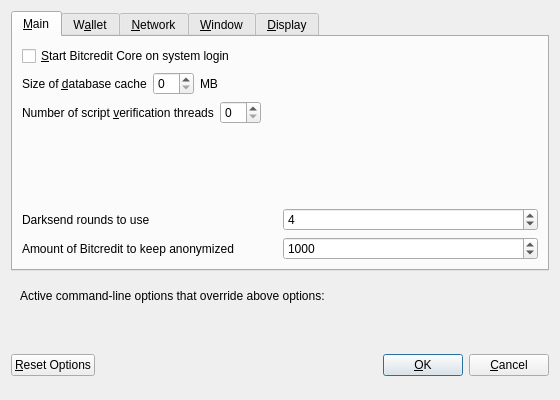
Old version of the form src/qt/forms/optionsdialog.ui in the repository thelonecrouton/bitcredit.
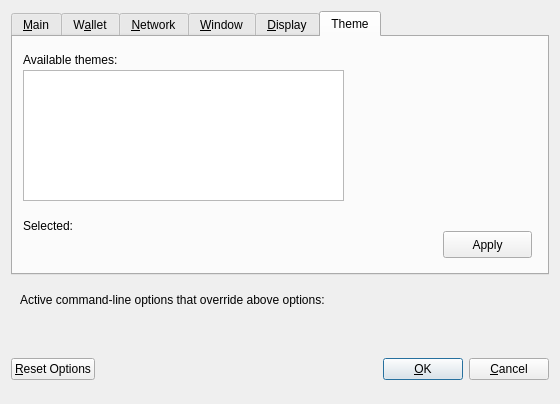
New version of the form. Custom widgets are drawn as their Qt base class.

Commit message: change theme option implemented v1

What changed in the file:
```diff
--- a/src/qt/forms/optionsdialog.ui
+++ b/src/qt/forms/optionsdialog.ui
@@ -7,7 +7,7 @@
     <x>0</x>
     <y>0</y>
     <width>560</width>
-    <height>400</height>
+    <height>404</height>
    </rect>
   </property>
   <property name="windowTitle">
@@ -20,7 +20,7 @@
    <item>
     <widget class="QTabWidget" name="tabWidget">
      <property name="currentIndex">
-      <number>0</number>
+      <number>5</number>
      </property>
      <widget class="QWidget" name="tabMain">
       <attribute name="title">
@@ -700,6 +700,76 @@
        </item>
       </layout>
      </widget>
+     <widget class="QWidget" name="tab">
+      <attribute name="title">
+       <string>Theme</string>
+      </attribute>
+      <widget class="QLabel" name="label_available_themes">
+       <property name="geometry">
+        <rect>
+         <x>10</x>
+         <y>14</y>
+         <width>111</width>
+         <height>17</height>
+        </rect>
+       </property>
+       <property name="text">
+        <string>Available themes:</string>
+       </property>
+      </widget>
+      <widget class="QPushButton" name="pushButton_apply_theme">
+       <property name="geometry">
+        <rect>
+         <x>430</x>
+         <y>194</y>
+         <width>89</width>
+         <height>27</height>
+        </rect>
+       </property>
+       <property name="text">
+        <string>Apply</string>
+       </property>
+      </widget>
+      <widget class="QTreeView" name="tree">
+       <property name="geometry">
+        <rect>
+         <x>10</x>
+         <y>33</y>
+         <width>321</width>
+         <height>131</height>
+        </rect>
+       </property>
+      </widget>
+      <widget class="QLabel" name="test">
+       <property name="geometry">
+        <rect>
+         <x>10</x>
+         <y>199</y>
+         <width>321</width>
+         <height>22</height>
+        </rect>
+       </property>
+       <property name="text">
+        <string/>
+       </property>
+       <property name="wordWrap">
+        <bool>true</bool>
+       </property>
+      </widget>
+      <widget class="QLabel" name="label_3">
+       <property name="geometry">
+        <rect>
+         <x>10</x>
+         <y>180</y>
+         <width>141</width>
+         <height>17</height>
+        </rect>
+       </property>
+       <property name="text">
+        <string>Selected:</string>
+       </property>
+      </widget>
+     </widget>
     </widget>
    </item>
    <item>
```
The commit also changes 3 other files.
